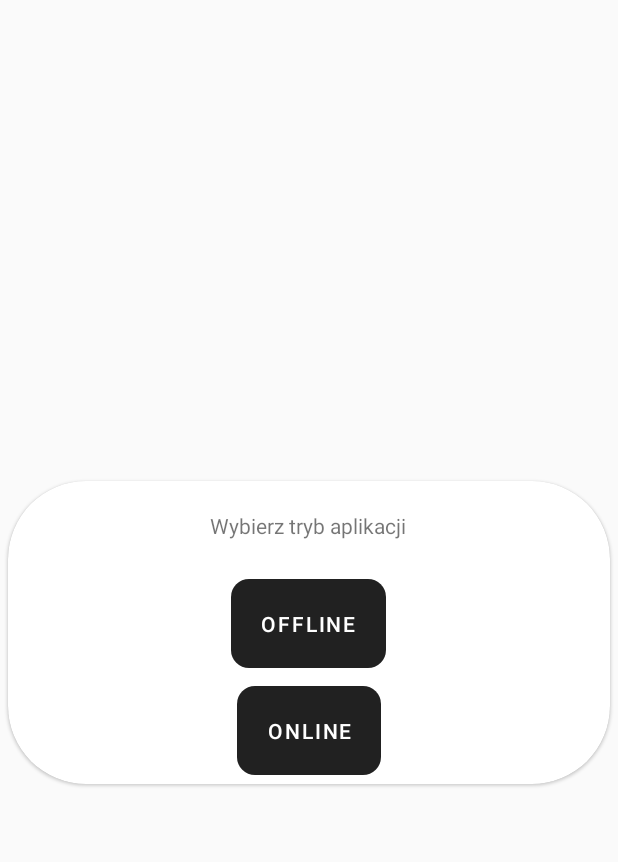
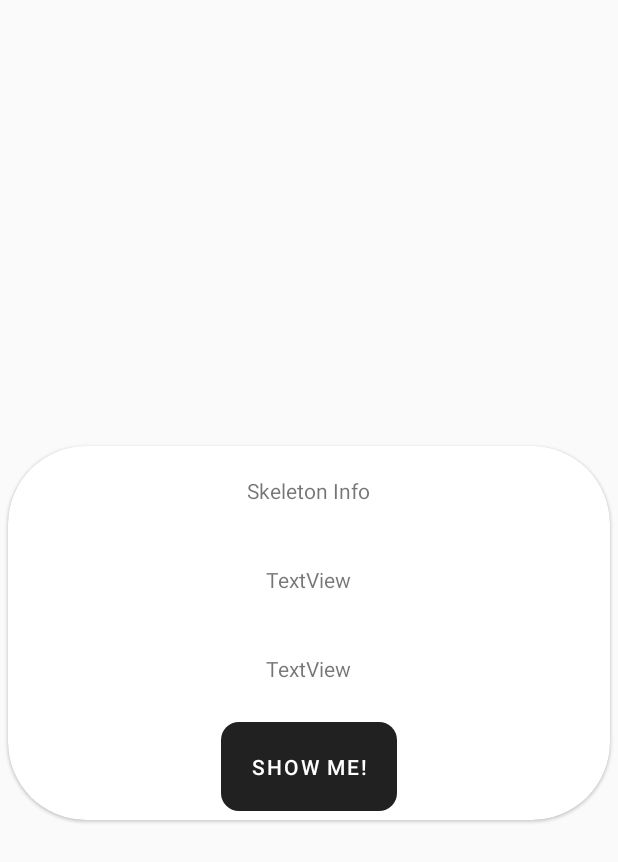
Before and after one commit to MMrFalcon/WarehouseAndroid, an Android app: the screen it shows after launch (MainActivity before the commit, SkeletonActivity after it), after a tap on "ONLINE", on a phone screen of 412 x 824 dp. Shown: the top 862 px of the screen. Run offline under Robolectric (Android 15) with nearby library versions, the phone set to English and light mode, and no system bars; our stand-ins replace Dagger/Hilt's generated code.

Commit message:
Adding Dagger2 with walking skeleton MVP architecture

```diff
--- a/app/build.gradle
+++ b/app/build.gradle
@@ -31,4 +31,9 @@ dependencies {
     testImplementation 'junit:junit:4.12'
     androidTestImplementation 'androidx.test.ext:junit:1.1.0'
     androidTestImplementation 'androidx.test.espresso:espresso-core:3.1.1'
+
+    api 'com.google.dagger:dagger-android:2.17'
+    api 'com.google.dagger:dagger-android-support:2.17'
+    annotationProcessor 'com.google.dagger:dagger-android-processor:2.17'
+    annotationProcessor 'com.google.dagger:dagger-compiler:2.17'
 }
--- a/app/src/main/AndroidManifest.xml
+++ b/app/src/main/AndroidManifest.xml
@@ -1,14 +1,18 @@
 <?xml version="1.0" encoding="utf-8"?>
 <manifest xmlns:android="http://schemas.android.com/apk/res/android"
+    xmlns:tools="http://schemas.android.com/tools"
     package="com.falcon.warehouse">
 
     <application
+        android:name=".root.App"
         android:allowBackup="true"
         android:icon="@mipmap/ic_launcher"
         android:label="@string/app_name"
         android:roundIcon="@mipmap/ic_launcher_round"
         android:supportsRtl="true"
-        android:theme="@style/AppTheme">
+        android:theme="@style/AppTheme"
+        tools:ignore="GoogleAppIndexingWarning">
+        <activity android:name=".SkeletonActivity"></activity>
         <activity android:name=".MainActivity">
             <intent-filter>
                 <action android:name="android.intent.action.MAIN" />
--- a/app/src/main/java/com/falcon/warehouse/MainActivity.java
+++ b/app/src/main/java/com/falcon/warehouse/MainActivity.java
@@ -1,13 +1,12 @@
 package com.falcon.warehouse;
 
-import androidx.appcompat.app.AppCompatActivity;
-import androidx.fragment.app.Fragment;
-import androidx.fragment.app.FragmentTransaction;
-
+import android.content.Intent;
 import android.os.Bundle;
-import android.view.View;
 import android.widget.Toast;
 
+import androidx.appcompat.app.AppCompatActivity;
+
+import com.falcon.warehouse.root.App;
 import com.google.android.material.button.MaterialButton;
 
 public class MainActivity extends AppCompatActivity  {
@@ -17,13 +16,15 @@ public class MainActivity extends AppCompatActivity  {
         super.onCreate(savedInstanceState);
         setContentView(R.layout.activity_main);
 
+        ((App) getApplication()).getComponent().inject(this);
+
 
         final MaterialButton offline = findViewById(R.id.offlineButton);
         final MaterialButton online = findViewById(R.id.onlineButton);
 
         offline.setOnClickListener(v -> Toast.makeText(this, "OFFLINE", Toast.LENGTH_LONG).show());
 
-        online.setOnClickListener(v -> Toast.makeText(this, "ONLINE", Toast.LENGTH_LONG).show());
+        online.setOnClickListener(v -> startActivity(new Intent(this, SkeletonActivity.class)));
 
     }
 
--- /dev/null
+++ b/app/src/main/java/com/falcon/warehouse/SkeletonActivity.java
@@ -0,0 +1,68 @@
+package com.falcon.warehouse;
+
+import android.os.Bundle;
+import android.widget.Toast;
+
+import androidx.appcompat.app.AppCompatActivity;
+
+import com.falcon.warehouse.entity.Skeleton;
+import com.falcon.warehouse.root.App;
+import com.falcon.warehouse.service.IWalkingSkeleton;
+import com.google.android.material.button.MaterialButton;
+import com.google.android.material.textview.MaterialTextView;
+
+import javax.inject.Inject;
+
+public class SkeletonActivity extends AppCompatActivity implements IWalkingSkeleton.View {
+
+    @Inject
+    IWalkingSkeleton.Presenter presenter;
+
+    private MaterialTextView skeletonName;
+    private MaterialTextView skeletonAge;
+    private MaterialButton loadSkeleton;
+
+    @Override
+    protected void onCreate(Bundle savedInstanceState) {
+        super.onCreate(savedInstanceState);
+        setContentView(R.layout.activity_skeleton);
+
+        ((App) getApplication()).getComponent().inject(this);
+
+        skeletonName = findViewById(R.id.skeletonName);
+        skeletonAge = findViewById(R.id.skeletonAge);
+        loadSkeleton = findViewById(R.id.loadSkeleton);
+
+        loadSkeleton.setOnClickListener(v -> {
+            presenter.addNewSkeleton();
+            presenter.setSkeletonToTextView();
+        });
+    }
+
+    @Override
+    protected void onResume() {
+        super.onResume();
+        presenter.setView(this);
+    }
+
+    @Override
+    public String getName() {
+        return "Walking Skeleton";
+    }
+
+    @Override
+    public int getAge() {
+        return 23;
+    }
+
+    @Override
+    public void setSkeletonToTextView(Skeleton skeleton) {
+        skeletonName.setText(String.valueOf(skeleton.getName()));
+        skeletonAge.setText(String.valueOf(skeleton.getAge()));
+    }
+
+    @Override
+    public void showMessage() {
+        Toast.makeText(this, "Done!", Toast.LENGTH_SHORT).show();
+    }
+}
--- /dev/null
+++ b/app/src/main/java/com/falcon/warehouse/model/SkeletonModel.java
@@ -0,0 +1,24 @@
+package com.falcon.warehouse.model;
+
+import com.falcon.warehouse.entity.Skeleton;
+import com.falcon.warehouse.repository.SkeletonRepository;
+import com.falcon.warehouse.service.IWalkingSkeleton;
+
+public class SkeletonModel implements IWalkingSkeleton.Model {
+
+    private SkeletonRepository skeletonRepository;
+
+    public SkeletonModel(SkeletonRepository skeletonRepository) {
+        this.skeletonRepository = skeletonRepository;
+    }
+
+    @Override
+    public Skeleton createSkeleton(String name, int age) {
+        return skeletonRepository.createSkeleton(name, age);
+    }
+
+    @Override
+    public Skeleton getSkeleton() {
+        return skeletonRepository.getSkeleton();
+    }
+}
--- /dev/null
+++ b/app/src/main/java/com/falcon/warehouse/module/SkeletonModule.java
@@ -0,0 +1,29 @@
+package com.falcon.warehouse.module;
+
+import com.falcon.warehouse.model.SkeletonModel;
+import com.falcon.warehouse.presenter.SkeletonPresenter;
+import com.falcon.warehouse.repository.SkeletonRepository;
+import com.falcon.warehouse.repository.impl.SkeletonRepositoryImpl;
+import com.falcon.warehouse.service.IWalkingSkeleton;
+
+import dagger.Module;
+import dagger.Provides;
+
+@Module
+public class SkeletonModule {
+
+    @Provides
+    public IWalkingSkeleton.Presenter providePresenter(IWalkingSkeleton.Model model) {
+        return new SkeletonPresenter(model);
+    }
+
+    @Provides
+    public IWalkingSkeleton.Model provideModel(SkeletonRepository skeletonRepository) {
+       return new SkeletonModel(skeletonRepository);
+    }
+
+    @Provides
+    public SkeletonRepository provideRepository() {
+        return new SkeletonRepositoryImpl();
+    }
+}
--- /dev/null
+++ b/app/src/main/java/com/falcon/warehouse/presenter/SkeletonPresenter.java
@@ -0,0 +1,31 @@
+package com.falcon.warehouse.presenter;
+
+import com.falcon.warehouse.entity.Skeleton;
+import com.falcon.warehouse.service.IWalkingSkeleton;
+
+public class SkeletonPresenter implements IWalkingSkeleton.Presenter {
+
+    private IWalkingSkeleton.View view;
+    private IWalkingSkeleton.Model model;
+
+    public SkeletonPresenter(IWalkingSkeleton.Model model) {
+        this.model = model;
+    }
+
+    @Override
+    public void setView(IWalkingSkeleton.View view) {
+        this.view = view;
+    }
+
+    @Override
+    public void addNewSkeleton() {
+        model.createSkeleton(view.getName(), view.getAge());
+    }
+
+    @Override
+    public void setSkeletonToTextView() {
+        Skeleton skeleton = model.getSkeleton();
+        view.setSkeletonToTextView(skeleton);
+        view.showMessage();
+    }
+}
--- /dev/null
+++ b/app/src/main/java/com/falcon/warehouse/repository/SkeletonRepository.java
@@ -0,0 +1,11 @@
+package com.falcon.warehouse.repository;
+
+import com.falcon.warehouse.entity.Skeleton;
+
+public interface SkeletonRepository {
+
+    Skeleton createSkeleton(String name, int age);
+
+    Skeleton getSkeleton();
+
+}
--- /dev/null
+++ b/app/src/main/java/com/falcon/warehouse/root/App.java
@@ -0,0 +1,21 @@
+package com.falcon.warehouse.root;
+
+import android.app.Application;
+
+public class App extends Application {
+
+    private AppComponent appComponent;
+
+    @Override
+    public void onCreate() {
+        super.onCreate();
+
+        appComponent = DaggerAppComponent.builder()
+                .appModule(new AppModule(this))
+                .build();
+    }
+
+    public AppComponent getComponent() {
+        return appComponent;
+    }
+}
--- /dev/null
+++ b/app/src/main/java/com/falcon/warehouse/root/AppComponent.java
@@ -0,0 +1,17 @@
+package com.falcon.warehouse.root;
+
+import com.falcon.warehouse.MainActivity;
+import com.falcon.warehouse.SkeletonActivity;
+import com.falcon.warehouse.module.SkeletonModule;
+
+import javax.inject.Singleton;
+
+import dagger.Component;
+
+@Singleton
+@Component(modules = {AppModule.class, SkeletonModule.class})
+public interface AppComponent {
+
+    void inject(MainActivity mainActivity);
+    void inject(SkeletonActivity skeletonActivity);
+}
--- /dev/null
+++ b/app/src/main/java/com/falcon/warehouse/root/AppModule.java
@@ -0,0 +1,25 @@
+package com.falcon.warehouse.root;
+
+import android.app.Application;
+import android.content.Context;
+
+import javax.inject.Singleton;
+
+import dagger.Module;
+import dagger.Provides;
+
+@Module
+public class AppModule {
+
+    private Application application;
+
+    public AppModule(Application application) {
+        this.application = application;
+    }
+
+    @Provides
+    @Singleton
+    public Context provideContext() {
+        return application;
+    }
+}
--- /dev/null
+++ b/app/src/main/java/com/falcon/warehouse/service/IWalkingSkeleton.java
@@ -0,0 +1,24 @@
+package com.falcon.warehouse.service;
+
+import com.falcon.warehouse.entity.Skeleton;
+
+public interface IWalkingSkeleton {
+
+    interface Model {
+        Skeleton createSkeleton(String name, int age);
+        Skeleton getSkeleton();
+    }
+
+    interface View {
+        String getName();
+        int getAge();
+        void setSkeletonToTextView(Skeleton skeleton);
+        void showMessage();
+    }
+
+    interface Presenter {
+        void setView(View view);
+        void addNewSkeleton();
+        void setSkeletonToTextView();
+    }
+}
--- /dev/null
+++ b/app/src/main/res/layout/activity_skeleton.xml
@@ -0,0 +1,67 @@
+<?xml version="1.0" encoding="utf-8"?>
+<ScrollView xmlns:android="http://schemas.android.com/apk/res/android"
+    xmlns:app="http://schemas.android.com/apk/res-auto"
+    xmlns:tools="http://schemas.android.com/tools"
+    android:layout_width="match_parent"
+    android:layout_height="match_parent"
+    android:scrollbarStyle="outsideOverlay"
+    tools:context=".SkeletonActivity">
+
+
+    <com.google.android.material.card.MaterialCardView
+        style="@style/custom_card_layout"
+        android:layout_width="match_parent"
+        android:layout_height="wrap_content"
+        android:layout_gravity="center"
+        app:cardPreventCornerOverlap="true"
+        app:layout_anchorGravity="center">
+
+
+        <RelativeLayout
+            android:layout_width="match_parent"
+            android:layout_height="match_parent" >
+
+            <com.google.android.material.textview.MaterialTextView
+                android:id="@+id/skeletonInfo"
+                android:layout_width="wrap_content"
+                android:layout_height="wrap_content"
+                android:padding="20dp"
+                android:layout_centerHorizontal="true"
+                android:text="Skeleton Info" />
+
+            <com.google.android.material.textview.MaterialTextView
+                android:id="@+id/skeletonName"
+                android:layout_width="wrap_content"
+                android:layout_height="wrap_content"
+                android:layout_below="@+id/skeletonInfo"
+                android:layout_marginEnd="12dp"
+                android:padding="20dp"
+                android:layout_centerHorizontal="true"
+                android:text="TextView" />
+
+            <com.google.android.material.textview.MaterialTextView
+                android:id="@+id/skeletonAge"
+                android:layout_width="wrap_content"
+                android:layout_height="wrap_content"
+                android:layout_below="@+id/skeletonName"
+                android:layout_marginEnd="12dp"
+                android:padding="20dp"
+                android:layout_centerHorizontal="true"
+                android:text="TextView" />
+
+
+            <com.google.android.material.button.MaterialButton
+                android:id="@+id/loadSkeleton"
+                style="@style/custom_mode_buttons"
+                android:layout_width="wrap_content"
+                android:layout_height="wrap_content"
+                android:layout_below="@+id/skeletonAge"
+                android:layout_marginEnd="12dp"
+                android:padding="20dp"
+                android:layout_centerHorizontal="true"
+                android:text="Show Me!" />
+        </RelativeLayout>
+
+    </com.google.android.material.card.MaterialCardView>
+
+</ScrollView>
```
Also changed, not shown: app/src/main/java/com/falcon/warehouse/entity/Skeleton.java (added, +40 -0 lines), app/src/main/java/com/falcon/warehouse/repository/impl/SkeletonRepositoryImpl.java (added, +24 -0 lines).
